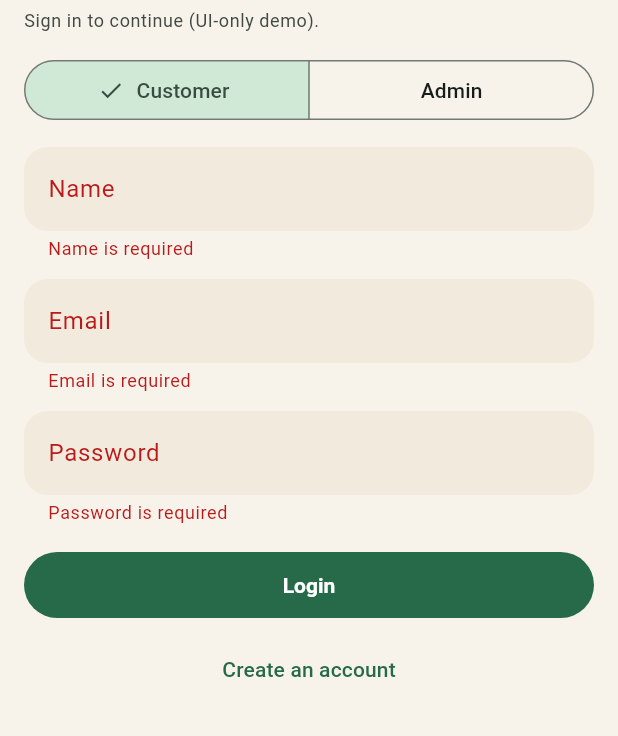
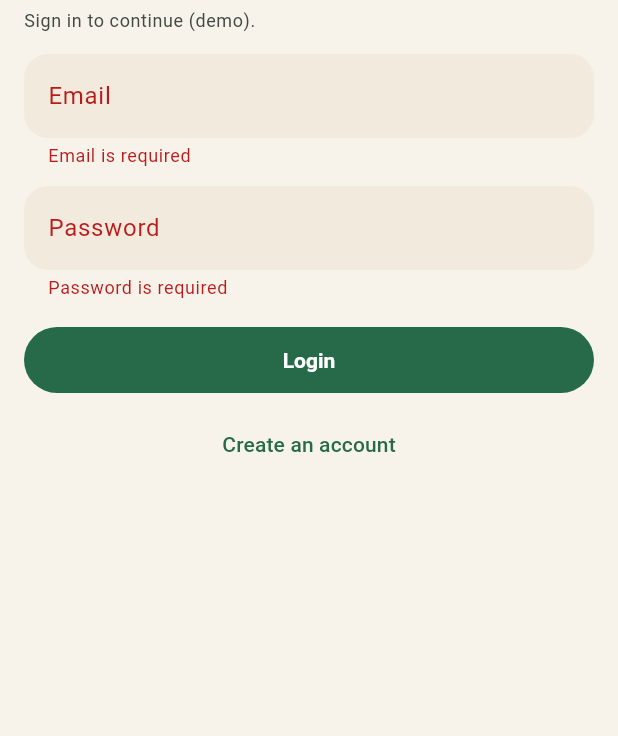
Before and after one commit to fathurp01/Jamuin-Vending-Machine-Mobile, a Flutter app: the screen it shows after launch, after a tap on "Login", on a phone screen of 412 x 824 dp, the part 150-886 px from its top. Run offline on Flutter 3.47's test engine with Material 3 defaults, Android fonts, the phone set to English and light mode, and no system bars; our stand-ins replace dio, flutter_riverpod, go_router, shared_preferences; missing offline and left inert: maplibre_gl.

Commit message:
login page ui update and integrating admin and user login

```diff
--- a/lib/src/features/auth/presentation/login_screen.dart
+++ b/lib/src/features/auth/presentation/login_screen.dart
@@ -2,6 +2,7 @@ import 'package:flutter/material.dart';
 import 'package:flutter_riverpod/flutter_riverpod.dart';
 import 'package:go_router/go_router.dart';
 
+import '../application/user_providers.dart';
 import '../../session/application/session_controller.dart';
 import '../../session/application/session_persistence_providers.dart';
 
@@ -15,16 +16,13 @@ class LoginScreen extends ConsumerStatefulWidget {
 class _LoginScreenState extends ConsumerState<LoginScreen> {
   final _formKey = GlobalKey<FormState>();
 
-  final _nameCtrl = TextEditingController();
   final _emailCtrl = TextEditingController();
   final _passCtrl = TextEditingController();
 
-  UserRole _role = UserRole.customer;
   bool _submitting = false;
 
   @override
   void dispose() {
-    _nameCtrl.dispose();
     _emailCtrl.dispose();
     _passCtrl.dispose();
     super.dispose();
@@ -38,22 +36,48 @@ class _LoginScreenState extends ConsumerState<LoginScreen> {
 
     setState(() => _submitting = true);
 
-    final name = _nameCtrl.text.trim();
     final email = _emailCtrl.text.trim();
+    final password = _passCtrl.text;
 
-    // UI-only authentication: accept any credentials that pass validation.
+    final users = ref.read(userRepositoryProvider);
+    await users.ensureSeededUsers();
+
+    final account = await users.findByEmail(email);
+    if (!mounted) return;
+
+    if (account == null) {
+      setState(() => _submitting = false);
+      messenger.showSnackBar(
+        const SnackBar(content: Text('Account not found. Please register.')),
+      );
+      return;
+    }
+
+    // Demo-only password check.
+    if (account.password != password) {
+      setState(() => _submitting = false);
+      messenger.showSnackBar(
+        const SnackBar(content: Text('Invalid email or password.')),
+      );
+      return;
+    }
+
     ref
         .read(sessionControllerProvider.notifier)
-        .applyLogin(displayName: name, email: email, role: _role);
+        .applyLogin(
+          displayName: account.displayName,
+          email: account.email,
+          role: account.role,
+        );
 
-    final repo = ref.read(sessionRepositoryProvider);
-    await repo.write(ref.read(sessionControllerProvider));
+    final sessionRepo = ref.read(sessionRepositoryProvider);
+    await sessionRepo.write(ref.read(sessionControllerProvider));
 
     if (!mounted) return;
     setState(() => _submitting = false);
 
     messenger.showSnackBar(const SnackBar(content: Text('Logged in')));
-    router.go(_role == UserRole.admin ? '/app/admin' : '/app/home');
+    router.go(account.role == UserRole.admin ? '/app/admin' : '/app/home');
   }
 
   @override
@@ -73,37 +97,16 @@ class _LoginScreenState extends ConsumerState<LoginScreen> {
           ),
           const SizedBox(height: 6),
           Text(
-            'Sign in to continue (UI-only demo).',
+            'Sign in to continue (demo).',
             style: Theme.of(
               context,
             ).textTheme.bodySmall?.copyWith(color: scheme.onSurfaceVariant),
-          ),
-          const SizedBox(height: 14),
-          SegmentedButton<UserRole>(
-            segments: const [
-              ButtonSegment(value: UserRole.customer, label: Text('Customer')),
-              ButtonSegment(value: UserRole.admin, label: Text('Admin')),
-            ],
-            selected: {_role},
-            onSelectionChanged: (s) => setState(() => _role = s.first),
           ),
           const SizedBox(height: 14),
           Form(
             key: _formKey,
             child: Column(
               children: [
-                TextFormField(
-                  controller: _nameCtrl,
-                  textInputAction: TextInputAction.next,
-                  decoration: const InputDecoration(labelText: 'Name'),
-                  validator: (v) {
-                    final t = (v ?? '').trim();
-                    if (t.isEmpty) return 'Name is required';
-                    if (t.length < 2) return 'Name is too short';
-                    return null;
-                  },
-                ),
-                const SizedBox(height: 12),
                 TextFormField(
                   controller: _emailCtrl,
                   keyboardType: TextInputType.emailAddress,
```
Also changed, not shown: lib/src/features/auth/application/user_providers.dart (added, +9 -0 lines), lib/src/features/auth/data/user_repository.dart (added, +86 -0 lines), lib/src/features/auth/domain/user_account.dart (added, +37 -0 lines), lib/src/features/auth/presentation/register_screen.dart (+17 -3 lines).
